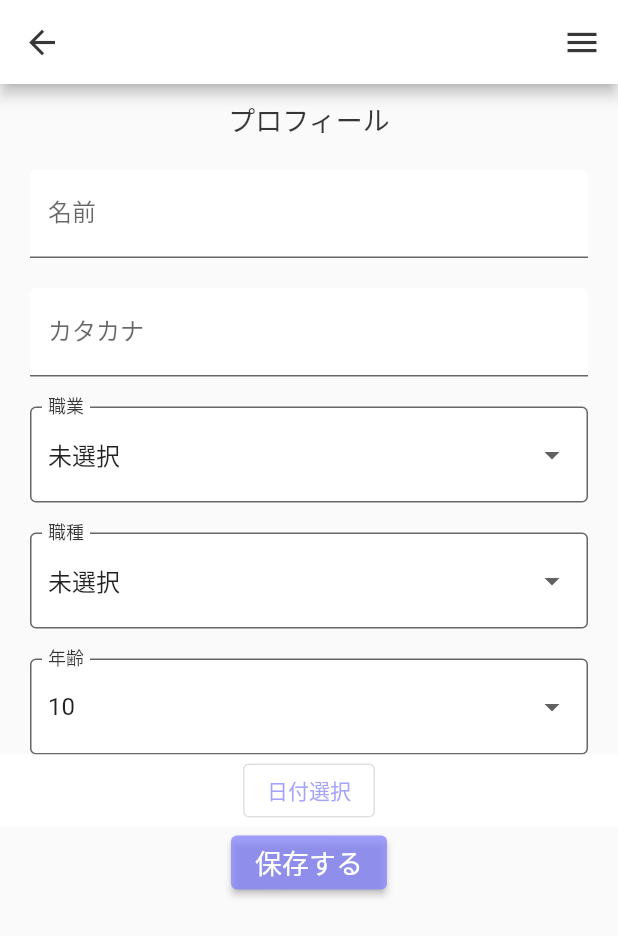
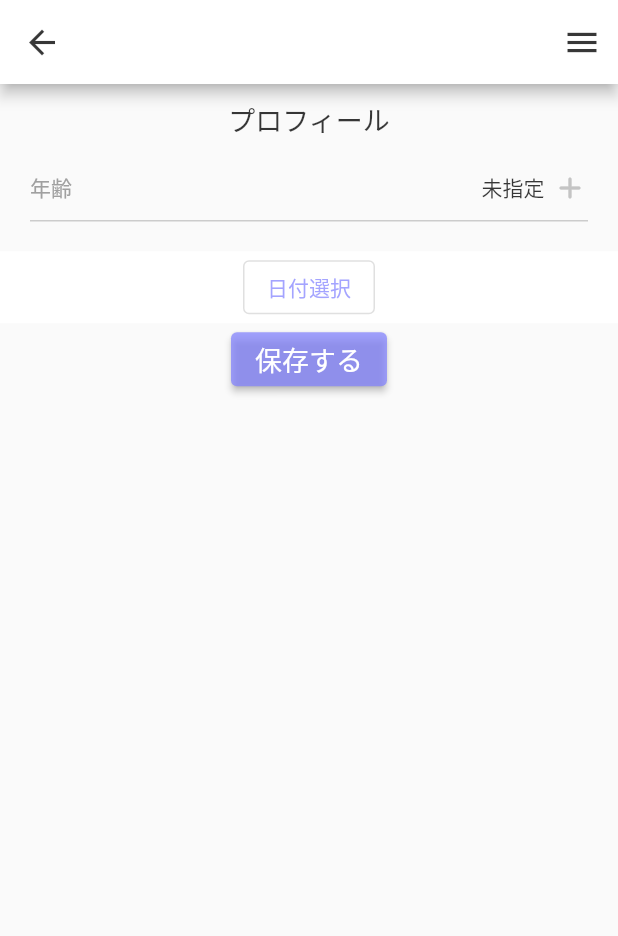
Before and after one commit to Poul-george/flutter_matching_app, a Flutter app: the AccountScreen screen opened directly, on a phone screen of 412 x 824 dp. Shown: the top 936 px of the screen. Run offline on Flutter 3.47's test engine with Material 2 defaults, Android fonts, the phone set to English and light mode, and no system bars; our stand-ins replace firebase_core, google_fonts, google_sign_in, shared_preferences, yaml; missing offline and left inert: flutter_config; accounts and stored records are empty.

Commit message:
datePicker&valuePickerの一端形的な実装

```diff
--- a/lib/app.dart
+++ b/lib/app.dart
@@ -15,6 +15,7 @@ class MyApp extends StatelessWidget {
       localizationsDelegates: const [
         GlobalMaterialLocalizations.delegate,
         GlobalWidgetsLocalizations.delegate,
+        GlobalCupertinoLocalizations.delegate,
       ],
       // （3） 対応する言語の宣言
       supportedLocales: const [
--- a/lib/component/form/field/form_dropdown_button.dart
+++ /dev/null
@@ -1,52 +0,0 @@
-import 'package:flutter/material.dart';
-import 'package:flutter_matching_app/theme/color.dart';
-import 'package:flutter_matching_app/constants/user.dart';
-
-class FormDropdownButto extends StatefulWidget {
-  final String name;
-
-  FormDropdownButto({required this.name});
-  @override
-  _FormDropdownButtoState createState() => _FormDropdownButtoState();
-}
-
-class _FormDropdownButtoState extends State<FormDropdownButto> {
-  String selectedItem = '';
-  late final String listName;
-
-  @override
-  void initState() {
-    super.initState();
-    listName = widget.name;
-    selectedItem = constantUserList[widget.name]![0];
-  }
-
-  @override
-  Widget build(BuildContext context) {
-    return Padding(
-      padding: const EdgeInsets.only(top: 20.0, left: 20.0, right: 20.0),
-      child: DropdownButtonFormField<String>(
-        decoration: InputDecoration(
-            fillColor: white,
-            border: const OutlineInputBorder(
-              borderSide: BorderSide(
-                color: black,
-              ),
-            ),
-            filled: true,
-            labelText: listName,
-            labelStyle: const TextStyle(color: black)),
-        value: selectedItem,
-        items: constantUserList[listName]!
-            .map((String list) =>
-                DropdownMenuItem(value: list, child: Text(list)))
-            .toList(),
-        onChanged: (String? value) {
-          setState(() {
-            selectedItem = value!;
-          });
-        },
-      ),
-    );
-  }
-}
--- /dev/null
+++ b/lib/component/form/field/transform_rotate_text.dart
@@ -0,0 +1,86 @@
+import 'package:flutter/material.dart';
+import 'package:flutter_matching_app/theme/color.dart';
+import 'package:flutter_matching_app/constants/user.dart';
+import 'package:flutter_matching_app/component/form/field/user_picker.dart';
+
+class FormDropdownButto extends StatefulWidget {
+  final String name;
+
+  FormDropdownButto({required this.name});
+  @override
+  _FormDropdownButtoState createState() => _FormDropdownButtoState();
+}
+
+class _FormDropdownButtoState extends State<FormDropdownButto> {
+  String selectedItem = '';
+  late final String listName;
+
+  @override
+  void initState() {
+    super.initState();
+    listName = widget.name;
+    selectedItem = constantUserList[widget.name]![0];
+  }
+
+  @override
+  Widget build(BuildContext context) {
+    return GestureDetector(
+      behavior: HitTestBehavior.translucent,
+      onTap: () {
+        print('タップイベント');
+        showModalBottomSheet(
+          context: context,
+          builder: (BuildContext context) {
+            return UserPicker(context: context, label: widget.name, val: '未指定');
+          },
+        );
+      },
+      child: Container(
+        margin: const EdgeInsets.fromLTRB(20.0, 20.0, 20.0, 20.0),
+        decoration: const BoxDecoration(
+          border: Border(
+            bottom: BorderSide(
+              width: 0.5,
+              color: Colors.grey,
+            ),
+          ),
+        ),
+        child: Padding(
+          padding: const EdgeInsets.only(bottom: 10.0),
+          child: Row(
+            mainAxisAlignment: MainAxisAlignment.spaceBetween,
+            children: [
+              const Text(
+                '年齢',
+                style: TextStyle(
+                  color: gray,
+                  fontSize: 14,
+                ),
+                textAlign: TextAlign.left,
+              ),
+              Row(
+                children: const [
+                  Padding(
+                    padding: EdgeInsets.only(right: 5.0),
+                    child: Text(
+                      '未指定',
+                      style: TextStyle(
+                        color: black,
+                        fontSize: 14,
+                      ),
+                      textAlign: TextAlign.left,
+                    ),
+                  ),
+                  Icon(
+                    IconData(0xf537, fontFamily: 'MaterialIcons'),
+                    color: icongray,
+                  ),
+                ],
+              ),
+            ],
+          ),
+        ),
+      ),
+    );
+  }
+}
--- a/lib/component/form/user/edit.dart
+++ b/lib/component/form/user/edit.dart
@@ -1,7 +1,6 @@
 import 'package:flutter/material.dart';
 import 'package:flutter_matching_app/theme/color.dart';
-import 'package:flutter_matching_app/component/form/field/form_dropdown_button.dart';
-import 'package:flutter_matching_app/component/form/field/text_field.dart';
+import 'package:flutter_matching_app/component/form/field/transform_rotate_text.dart';
 import 'package:flutter_matching_app/component/form/field/date_pick.dart';
 
 class UserEditForm extends StatefulWidget {
@@ -33,11 +32,11 @@ class _UserEditFormState extends State<UserEditForm> {
               ),
             ),
           ),
-          paddingTextfield('名前'),
-          paddingTextfield('カタカナ'),
-          FormDropdownButto(name: '職業'),
-          FormDropdownButto(name: '職種'),
+          // paddingTextfield('名前'),
+          // paddingTextfield('カタカナ'),
           FormDropdownButto(name: '年齢'),
+          // FormDropdownButto(name: '職業'),
+          // FormDropdownButto(name: '職種'),
           const DatePickeBotton(),
           ElevatedButton(
             onPressed: () {
--- a/lib/theme/color.dart
+++ b/lib/theme/color.dart
@@ -16,6 +16,8 @@ const colorTheme = <int, Color>{
 // text color
 const mainColor = Color.fromARGB(187, 129, 129, 255);
 const white = Color.fromARGB(255, 255, 255, 255);
+const gray = Color.fromARGB(255, 160, 160, 160);
 const black = Color.fromARGB(200, 0, 0, 0);
 // icon color
 const iconBlack = Color.fromARGB(200, 0, 0, 0);
+const icongray = Color.fromARGB(255, 196, 196, 196);
```
Also changed, not shown: lib/component/form/field/text_field.dart (+22 -5 lines), lib/component/form/field/user_picker.dart (added, +65 -0 lines).
